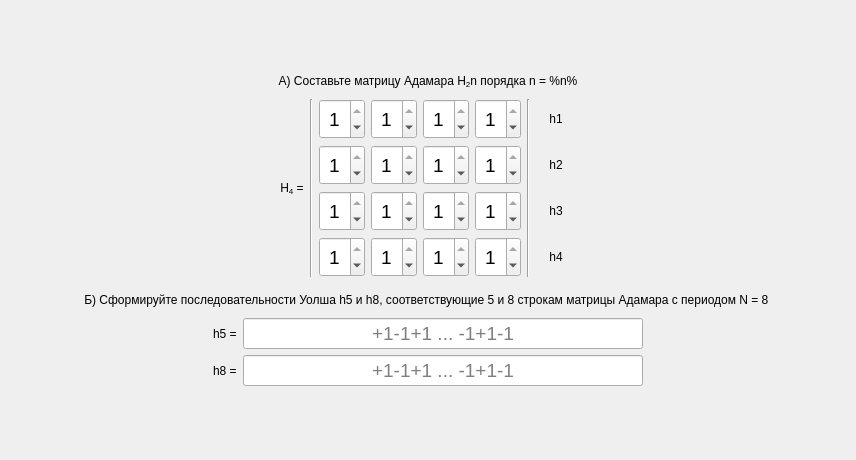
The window that task/screentask4.ui (bukhmastov/fpsp) describes before a commit, drawn with Qt 5.
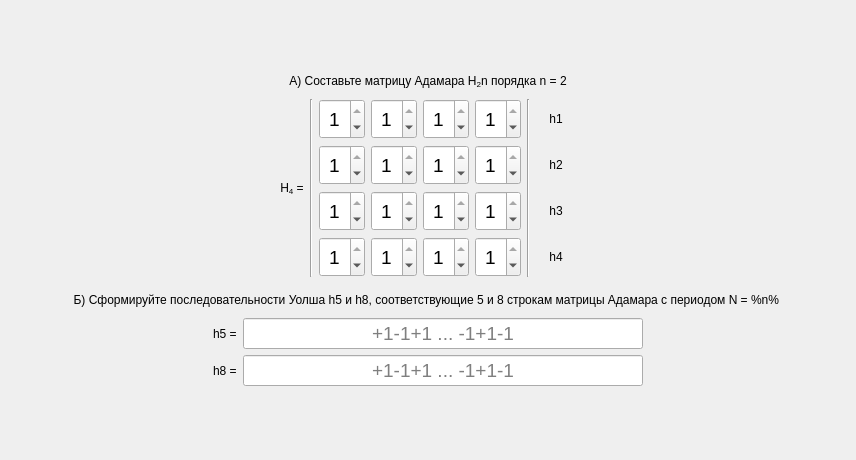
The same window after the commit.

Patch:
```diff
--- a/task/screentask4.ui
+++ b/task/screentask4.ui
@@ -47,7 +47,7 @@
         <string notr="true">font: 75 16pt &quot;MS Shell Dlg 2&quot;;</string>
        </property>
        <property name="text">
-        <string>А) Составьте матрицу Адамара H&lt;sub&gt;2&lt;/sub&gt;n порядка n = %n%</string>
+        <string>А) Составьте матрицу Адамара H&lt;sub&gt;2&lt;/sub&gt;n порядка n = 2</string>
        </property>
        <property name="alignment">
         <set>Qt::AlignCenter</set>
@@ -839,7 +839,7 @@
         <string notr="true">font: 75 16pt &quot;MS Shell Dlg 2&quot;;</string>
        </property>
        <property name="text">
-        <string>Б) Сформируйте последовательности Уолша h5 и h8, соответствующие 5 и 8 строкам матрицы Адамара с периодом N = 8 </string>
+        <string>Б) Сформируйте последовательности Уолша h5 и h8, соответствующие 5 и 8 строкам матрицы Адамара с периодом N = %n% </string>
        </property>
        <property name="alignment">
         <set>Qt::AlignCenter</set>
```
